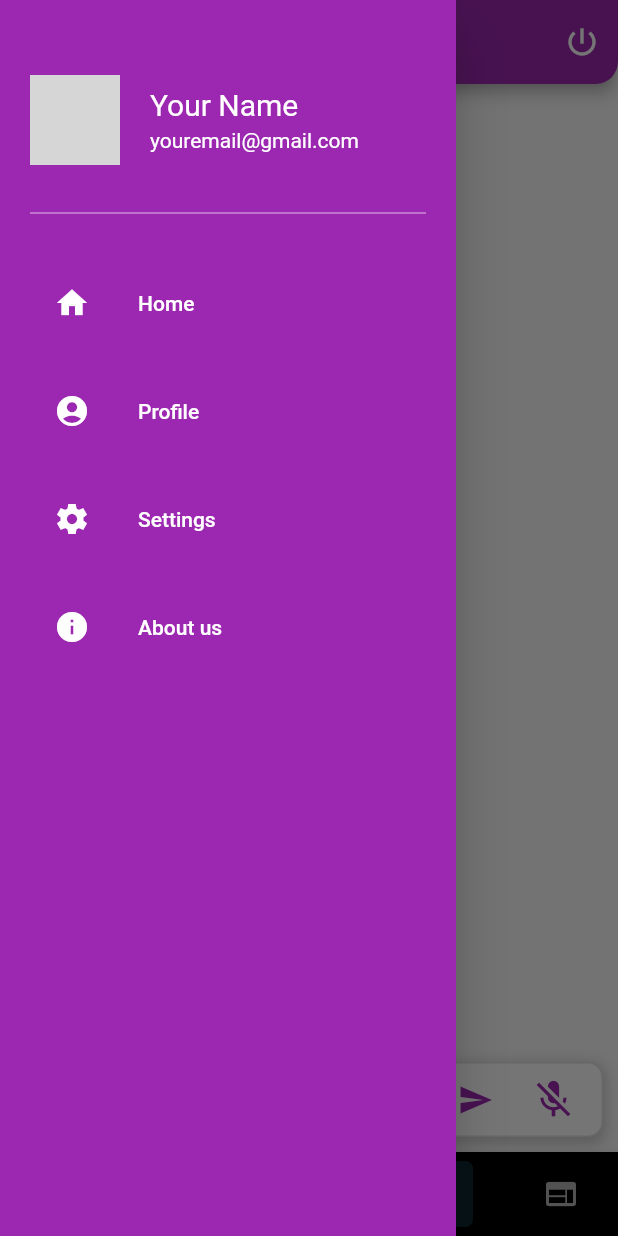
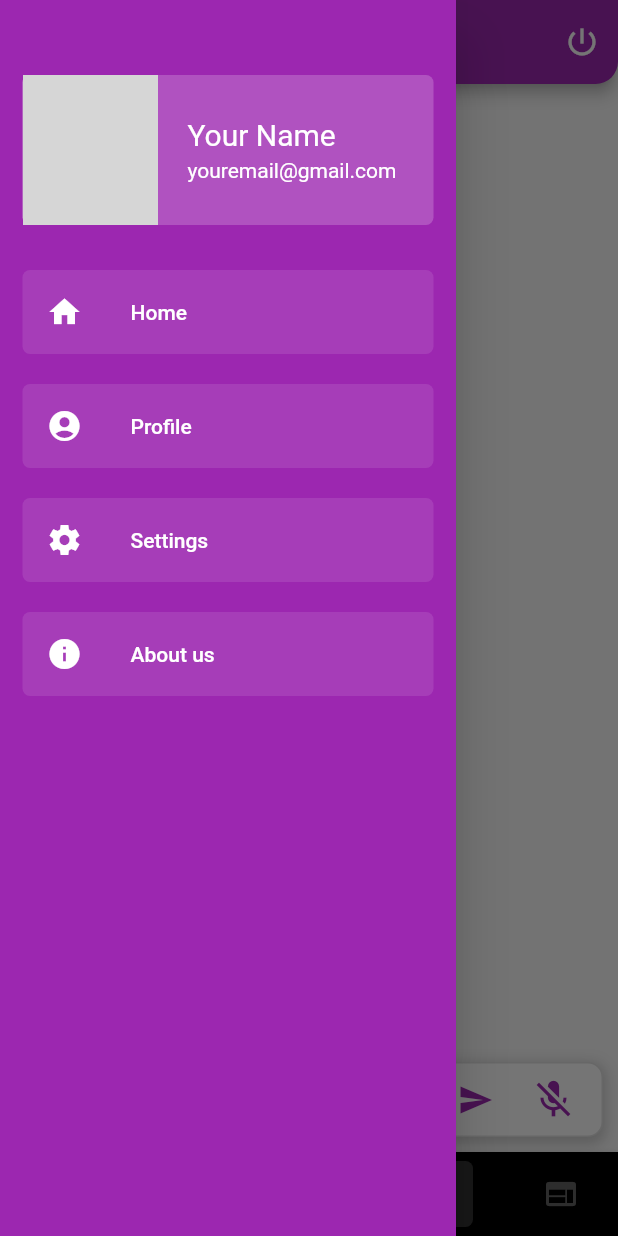
Before and after one commit to DebugBros-CS-16/GrapeDoc, a Flutter app: the screen it shows once a user with an empty profile is signed in, item 3 of the bottom bar chosen, with the side drawer open, on a phone screen of 412 x 824 dp. Run offline on Flutter 3.47's test engine with Material 2 defaults, Android fonts, the phone set to English and light mode, and no system bars; drawn by our look-alikes of bottom_navy_bar, cached_network_image; our stand-ins replace camera, cloud_firestore, firebase_auth, firebase_core, firebase_storage, flutter_signin_button and 8 more; missing offline and left inert: dialogflow_grpc, sound_stream, tflite_flutter, tflite_flutter_helper, webfeed; accounts and stored records are empty; network calls fail; statements that could not run were skipped; project files that could hold a hidden picture were left out; grey boxes are pictures that could not be loaded.

Commit message:
Enhanced UI of Navigation drawer

```diff
--- a/lib/screens/NavBar.dart
+++ b/lib/screens/NavBar.dart
@@ -14,7 +14,7 @@ import 'ChatScreen.dart';
 import 'HomeScreen.dart';
 import 'RegisterScreen.dart';
 
-StreamController<int> streamController = StreamController<int>();
+StreamController<int> streamController = StreamController.broadcast();
 
 class NavBar extends StatefulWidget {
   NavBar(this.index,this.stream);
@@ -116,29 +116,29 @@ class _NavBarState extends State<NavBar> {
           BottomNavyBarItem(
             icon: Icon(Icons.camera_alt_rounded),
             title: Text('Scan'),
-            inactiveColor: Colors.white70,
-            activeColor: Colors.lightBlueAccent,
+            inactiveColor: Colors.white38,
+            activeColor: Colors.white,
             textAlign: TextAlign.center,
           ),
           BottomNavyBarItem(
             icon: Icon(Icons.home),
             title: Text('Home'),
-            inactiveColor: Colors.white70,
-            activeColor: Colors.lightBlueAccent,
+            inactiveColor: Colors.white38,
+            activeColor: Colors.white,
             textAlign: TextAlign.center,
           ),
           BottomNavyBarItem(
             icon: Icon(Icons.chat),
             title: Text('ChatBot',),
-            inactiveColor: Colors.white70,
-            activeColor: Colors.lightBlueAccent,
+            inactiveColor: Colors.white38,
+            activeColor: Colors.white,
             textAlign: TextAlign.center,
           ),
           BottomNavyBarItem(
             icon: Icon(Icons.web),
             title: Text('Blog'),
-            inactiveColor: Colors.white70,
-            activeColor: Colors.lightBlueAccent,
+            inactiveColor: Colors.white38,
+            activeColor: Colors.white,
             textAlign: TextAlign.center,
           ),
         ],
--- a/lib/widgets/Navigation_drawer_widget.dart
+++ b/lib/widgets/Navigation_drawer_widget.dart
@@ -1,3 +1,4 @@
+import 'package:cached_network_image/cached_network_image.dart';
 import 'package:flutter/cupertino.dart';
 import 'package:flutter/material.dart';
 import 'package:grapedoc_test/main.dart';
@@ -7,7 +8,7 @@ import 'package:grapedoc_test/screens/NavBar.dart';
 import 'package:grapedoc_test/screens/SettingScreen.dart';
 
 class NavigationDrawerWidget extends StatelessWidget {
-  final padding = const EdgeInsets.symmetric(horizontal: 20.0);
+  final padding = const EdgeInsets.symmetric(horizontal: 15.0);
 
   @override
   Widget build(BuildContext context) {
@@ -22,37 +23,72 @@ class NavigationDrawerWidget extends StatelessWidget {
           padding: padding,
           children: [
             const SizedBox(height: 50.0),
-            buildHeader(
+            Container(
+              //padding: const EdgeInsets.all(20.0),
+              decoration: BoxDecoration(
+                color: Colors.white.withOpacity(0.2),
+                borderRadius: BorderRadius.circular(5),
+              ),
+              child: buildHeader(
                 urlImage: urlImage,
                 name: name,
                 email: email,
                 onClicked: () => selectedItem(context, 99)
               ),
-            const SizedBox(height: 24.0),
-            const Divider(color: Colors.white70,),
-            const SizedBox(height: 24.0),
-            buildMenuItem(
+            ),
+            const SizedBox(height: 10.0),
+            //const Divider(color: Colors.white70,),
+            const SizedBox(height: 20.0),
+            Container(
+              //padding: const EdgeInsets.all(20.0),
+              decoration: BoxDecoration(
+                color: Colors.white70.withOpacity(0.1),
+                borderRadius: BorderRadius.circular(5),
+              ),
+              child: buildMenuItem(
                 text: 'Home',
                 icon: Icons.home,
                 onClicked: () => selectedItem(context,0),
               ),
-            const SizedBox(height: 16.0),
-            buildMenuItem(
+            ),
+            const SizedBox(height: 20.0),
+            Container(
+              //padding: const EdgeInsets.all(20.0),
+              decoration: BoxDecoration(
+                color: Colors.white70.withOpacity(0.1),
+                borderRadius: BorderRadius.circular(5),
+              ),
+              child: buildMenuItem(
                 text: 'Profile',
                 icon: Icons.account_circle_sharp,
                 onClicked: () => selectedItem(context,1),
               ),
-            const SizedBox(height: 16.0),
-            buildMenuItem(
+            ),
+            const SizedBox(height: 20.0),
+            Container(
+              //padding: const EdgeInsets.all(20.0),
+              decoration: BoxDecoration(
+                color: Colors.white70.withOpacity(0.1),
+                borderRadius: BorderRadius.circular(5),
+              ),
+              child: buildMenuItem(
                 text: 'Settings',
                 icon: Icons.settings_sharp,
                 onClicked: () => selectedItem(context,2),
               ),
-            const SizedBox(height: 16.0),
-            buildMenuItem(
+            ),
+            const SizedBox(height: 20.0),
+            Container(
+              //padding: const EdgeInsets.all(20.0),
+              decoration: BoxDecoration(
+                color: Colors.white70.withOpacity(0.1),
+                borderRadius: BorderRadius.circular(5),
+              ),
+              child: buildMenuItem(
                 text: 'About us',
                 icon: Icons.info_sharp,
                 onClicked: () => selectedItem(context,3),
+              ),
             ),
           ],
         ),
@@ -69,10 +105,28 @@ class NavigationDrawerWidget extends StatelessWidget {
       onTap: onClicked,
       child: Row(
         children: [
-          CircleAvatar(
-            radius: 30.0,
-            backgroundImage: NetworkImage(urlImage),
+          Container(
+            height: 100.0,
+            width: 90.0,
+            child: ClipRRect(
+                borderRadius:
+                BorderRadius.only(
+                  topLeft: Radius.circular(5),
+                  bottomLeft: Radius.circular(5),
                 ),
+                child: CachedNetworkImage(
+                  placeholder: (context, url) =>
+                      Image.asset("assets/images/grapedoclogo.png"),
+                  imageUrl: urlImage,
+                  width: 90,
+                  fit: BoxFit.cover,
+                )
+            ),
+          ),
+          // CircleAvatar(
+          //   radius: 30.0,
+          //   backgroundImage: NetworkImage(urlImage),
+          // ),
           const SizedBox(width: 20.0),
           Column(
             crossAxisAlignment: CrossAxisAlignment.start,
```
Lines whose indentation alone changed are shown as unchanged.
